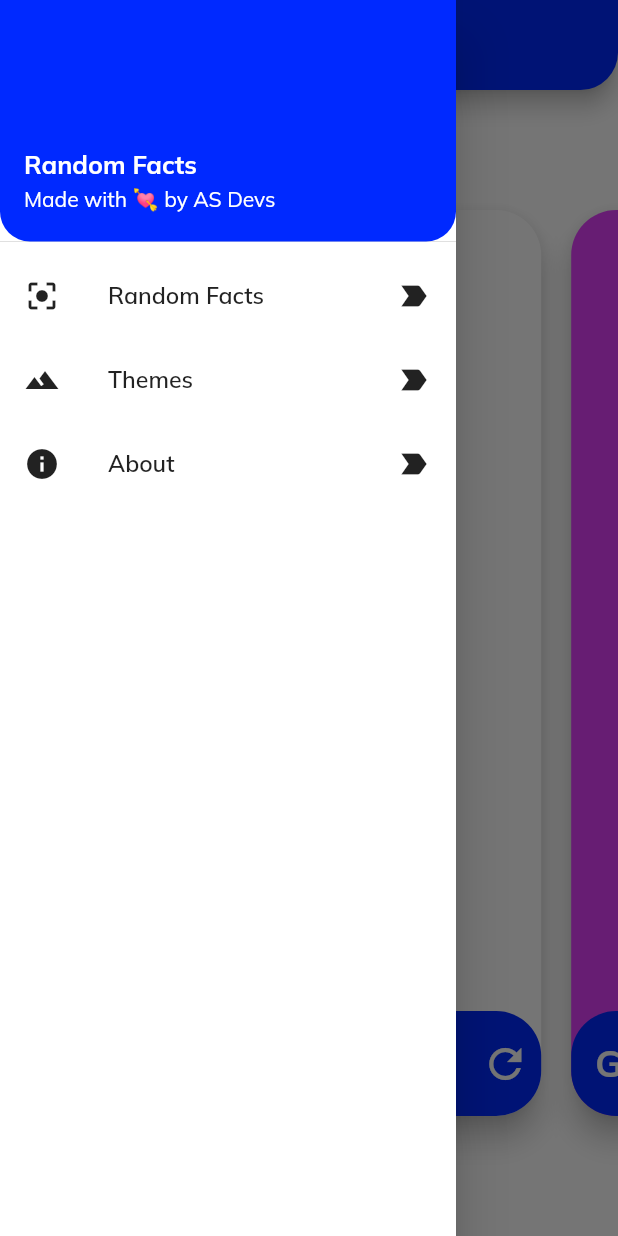
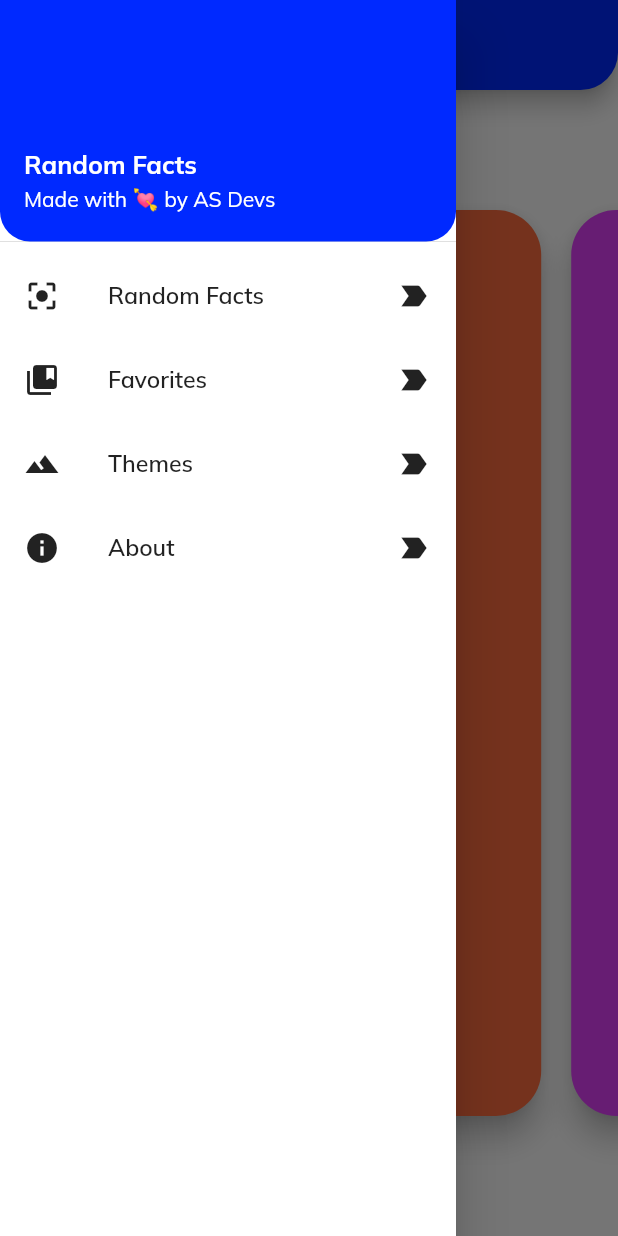
Before and after one commit to AS-Devs/numbers_game, a Flutter app: the screen it shows after launch, with the side drawer open, on a phone screen of 412 x 824 dp. Run offline on Flutter 3.47's test engine with Material 2 defaults, Android fonts, the phone set to English and light mode, and no system bars; our stand-ins replace connectivity, flip_card, google_fonts, numberpicker, package_info, share and 1 more; missing offline and left inert: fluttie.

Commit message:
Minor Update - Card Ripple Effect Added - Added Drawer Icon for Favourites - Updated Android App Build Gradle to fix CI build on Github (Maybe, Untested)
Signed-off-by: Ayon Das <ayantorres@gmail.com>

```diff
--- a/lib/screens/home_page.dart
+++ b/lib/screens/home_page.dart
@@ -76,6 +76,25 @@ class _HomePageState extends State<HomePage> {
           ),
           ListTile(
             title: Text(
+              "Favorites",
+              textScaleFactor: 1.1,
+              style: TextStyle(
+                  color: themeProvider.getTheme.iconTheme.color,
+                  fontWeight: FontWeight.w600),
+            ),
+            leading: Icon(Icons.collections_bookmark,
+                color: themeProvider.getTheme.iconTheme.color),
+            trailing: Icon(Icons.label_important,
+                color: themeProvider.getTheme.iconTheme.color),
+            onTap: () {
+              setState(() {
+                _drawerItemSelected(1, themeProvider);
+              });
+              Navigator.of(context).pop();
+            },
+          ),
+          ListTile(
+            title: Text(
               "Themes",
               textScaleFactor: 1.1,
               style: TextStyle(
@@ -88,7 +107,7 @@ class _HomePageState extends State<HomePage> {
                 color: themeProvider.getTheme.iconTheme.color),
             onTap: () {
               setState(() {
-                _drawerItemSelected(1, themeProvider);
+                _drawerItemSelected(2, themeProvider);
               });
               Navigator.of(context).pop();
             },
@@ -107,7 +126,7 @@ class _HomePageState extends State<HomePage> {
                 color: themeProvider.getTheme.iconTheme.color),
             onTap: () {
               setState(() {
-                _drawerItemSelected(2, themeProvider);
+                _drawerItemSelected(3, themeProvider);
               });
               Navigator.of(context).pop();
             },
@@ -124,9 +143,11 @@ class _HomePageState extends State<HomePage> {
         activePage = FactPageView();
         break;
       case 1:
+        break;
+      case 2:
         activePage = const SettingsPage();
         break;
-      case 2:
+      case 3:
         activePage = const AboutPage();
         break;
       default:
--- a/lib/widgets/fact_page_views.dart
+++ b/lib/widgets/fact_page_views.dart
@@ -1,3 +1,4 @@
+import 'package:flip_card/flip_card.dart';
 import 'package:flutter/material.dart';
 import 'package:numbers_game/models/fact.dart';
 import 'package:numbers_game/providers/theme_provider.dart';
@@ -34,55 +35,18 @@ class _FactPageViewState extends State<FactPageView>
         Container(
           color: Colors.transparent,
           child: Card(
-              color: themeProvider.getTheme.cardColor,
+              color: Colors.deepOrangeAccent,
               elevation: 8,
               shape: RoundedRectangleBorder(
                 borderRadius: BorderRadius.circular(30.0),
               ),
               margin: EdgeInsets.symmetric(vertical: 80.0, horizontal: 10.0),
-              child: Align(
-                alignment: Alignment.bottomLeft,
-                child: Container(
-                  height: 70,
-                  decoration: BoxDecoration(
-                      color: themeProvider.getTheme.primaryColor,
-                      borderRadius: BorderRadius.circular(30.0)),
-                  child: Row(
-                    mainAxisAlignment: MainAxisAlignment.spaceBetween,
-                    children: <Widget>[
-                      Padding(
-                        padding: const EdgeInsets.only(left: 16.0),
-                        child: Text(
-                          "Number Facts",
-                          style: TextStyle(
-                              color: Colors.white,
-                              fontWeight: FontWeight.bold,
-                              fontSize: 24),
+              child: InkWell(
+                borderRadius: BorderRadius.circular(30.0),
+                child: Center(
+                  child: Text("Number Facts"),
                 ),
-                      ),
-                      isNumberFactLoading
-                          ? Padding(
-                              padding: const EdgeInsets.only(right: 16.0),
-                              child: CircularProgressIndicator(
-                                valueColor:
-                                    AlwaysStoppedAnimation<Color>(Colors.white),
-                              ),
-                            )
-                          : IconButton(
-                              icon: Icon(Icons.refresh),
-                              color: Colors.white,
-                              iconSize: 32.0,
-                              onPressed: () {
-                                if (isGeneralFactLoading || isCatFactLoading)
-                                  return;
-                                setState(() {
-                                  isNumberFactLoading = true;
-                                });
-                              },
-                            )
-                    ],
-                  ),
-                ),
+                onTap: () {},
               )),
         ),
         Container(
@@ -94,105 +58,49 @@ class _FactPageViewState extends State<FactPageView>
                 borderRadius: BorderRadius.circular(30.0),
               ),
               margin: EdgeInsets.symmetric(vertical: 80.0, horizontal: 10.0),
-            child: Align(
-              alignment: Alignment.bottomLeft,
-              child: Container(
-                height: 70,
-                decoration: BoxDecoration(
-                    color: themeProvider.getTheme.primaryColor,
-                    borderRadius: BorderRadius.circular(30.0)),
-                child: Row(
-                  mainAxisAlignment: MainAxisAlignment.spaceBetween,
-                  children: <Widget>[
-                    Padding(
-                      padding: const EdgeInsets.only(left: 16.0),
-                      child: Text(
-                        "General Facts",
-                        style: TextStyle(
-                            color: Colors.white,
-                            fontWeight: FontWeight.bold,
-                            fontSize: 24),
-                      ),
-                    ),
-                    isGeneralFactLoading
-                        ? Padding(
-                            padding: const EdgeInsets.only(right: 16.0),
-                            child: CircularProgressIndicator(
-                              valueColor:
-                                  AlwaysStoppedAnimation<Color>(Colors.white),
-                            ),
-                          )
-                        : IconButton(
-                            icon: Icon(Icons.refresh),
-                            color: Colors.white,
-                            iconSize: 32.0,
-                            onPressed: () {
-                              if (isNumberFactLoading || isCatFactLoading)
-                                return;
+              child: InkWell(
+                borderRadius: BorderRadius.circular(30.0),
+                onTap: () {
+                  if (isNumberFactLoading || isCatFactLoading) return;
                   setState(() {
                     isGeneralFactLoading = true;
                   });
                   _getFact(context);
                 },
+                child: Center(
+                  child: isGeneralFactLoading
+                      ? CircularProgressIndicator(
+                          valueColor:
+                              AlwaysStoppedAnimation<Color>(Colors.white),
                         )
-                  ],
+                      : Text("General Facts"),
                 ),
-              ),
-            ),
-          ),
+              )),
         ),
         Container(
           color: Colors.transparent,
           child: Card(
-            color: Colors.pink,
+            color: Colors.amberAccent,
             elevation: 8,
             shape: RoundedRectangleBorder(
               borderRadius: BorderRadius.circular(30.0),
             ),
             margin: EdgeInsets.symmetric(vertical: 80.0, horizontal: 10.0),
-            child: Align(
-              alignment: Alignment.bottomLeft,
-              child: Container(
-                height: 70,
-                decoration: BoxDecoration(
-                    color: themeProvider.getTheme.primaryColor,
-                    borderRadius: BorderRadius.circular(30.0)),
-                child: Row(
-                  mainAxisAlignment: MainAxisAlignment.spaceBetween,
-                  children: <Widget>[
-                    Padding(
-                      padding: const EdgeInsets.only(left: 16.0),
-                      child: Text(
-                        "Cat Facts",
-                        style: TextStyle(
-                            color: Colors.white,
-                            fontWeight: FontWeight.bold,
-                            fontSize: 24),
-                      ),
-                    ),
-                    isCatFactLoading
-                        ? Padding(
-                            padding: const EdgeInsets.only(right: 16.0),
-                            child: CircularProgressIndicator(
-                              valueColor:
-                                  AlwaysStoppedAnimation<Color>(Colors.white),
-                            ),
-                          )
-                        : IconButton(
-                            icon: Icon(Icons.refresh),
-                            color: Colors.white,
-                            iconSize: 32.0,
-                            onPressed: () {
+            child: InkWell(
+              borderRadius: BorderRadius.circular(30.0),
+              onTap: () {
+                if (isNumberFactLoading || isGeneralFactLoading) return;
                 setState(() {
-                                if (isNumberFactLoading || isGeneralFactLoading)
-                                  return;
                   isCatFactLoading = true;
                 });
                 _getFact(context);
               },
+              child: Center(
+                child: isCatFactLoading
+                    ? CircularProgressIndicator(
+                        valueColor: AlwaysStoppedAnimation<Color>(Colors.white),
                       )
-                  ],
-                ),
+                    : Text("Cat Facts"),
               ),
             ),
           ),
--- a/pubspec.yaml
+++ b/pubspec.yaml
@@ -33,6 +33,7 @@ dependencies:
   share: ^0.6.3+5
   package_info: ^0.4.0+13
   google_fonts: ^0.2.0
+  flip_card: ^0.4.4
   #intl: ^0.16.0
 
 dev_dependencies:
```
Also changed, not shown: pubspec.lock, 1 other file. Lines whose indentation alone changed are shown as unchanged.
